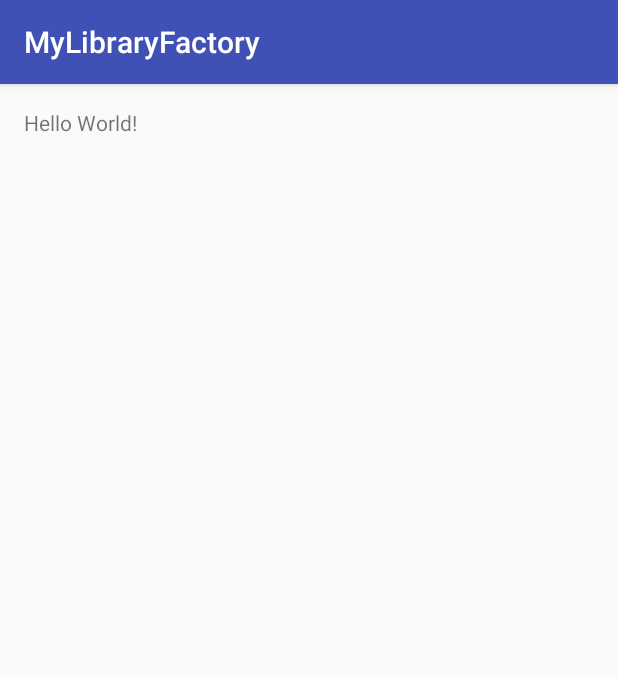
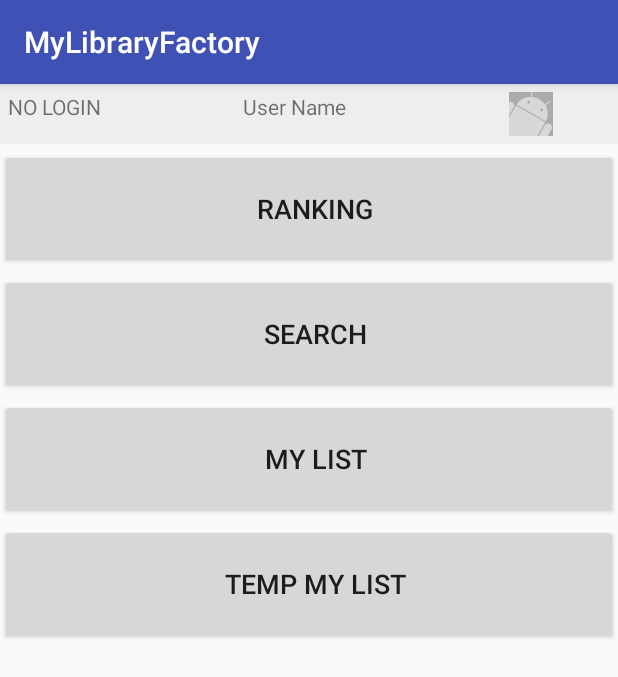
Before and after one commit to Seo-4d696b75/NicoAPILibrary, an Android app: the screen it shows after launch (TestActivity), on a phone screen of 412 x 824 dp. Shown: the top 677 px of the screen. Run offline under Robolectric (Android 15) with nearby library versions, the phone set to English and light mode, and no system bars.

```diff
--- a/MyLibraryFactory/app/src/main/AndroidManifest.xml
+++ b/MyLibraryFactory/app/src/main/AndroidManifest.xml
@@ -1,6 +1,8 @@
 <?xml version="1.0" encoding="utf-8"?>
 <manifest xmlns:android="http://schemas.android.com/apk/res/android"
     package="jp.ac.u_tokyo.kyoyo.seo.mylibraryfactory">
+
+    <uses-permission android:name="android.permission.INTERNET"/>
 
     <application
         android:allowBackup="true"
@@ -8,7 +10,8 @@
         android:label="@string/app_name"
         android:supportsRtl="true"
         android:theme="@style/AppTheme">
-        <activity android:name=".TestActivity">
+        <activity android:name=".TestActivity"
+            android:screenOrientation="portrait">
             <intent-filter>
                 <action android:name="android.intent.action.MAIN" />
 
--- a/MyLibraryFactory/app/src/main/res/layout/activity_test.xml
+++ b/MyLibraryFactory/app/src/main/res/layout/activity_test.xml
@@ -1,17 +1,95 @@
 <?xml version="1.0" encoding="utf-8"?>
-<RelativeLayout xmlns:android="http://schemas.android.com/apk/res/android"
+<LinearLayout xmlns:android="http://schemas.android.com/apk/res/android"
     xmlns:tools="http://schemas.android.com/tools"
-    android:id="@+id/activity_test"
+    android:id="@+id/menuRoot"
+    android:orientation="vertical"
     android:layout_width="match_parent"
-    android:layout_height="match_parent"
-    android:paddingBottom="@dimen/activity_vertical_margin"
-    android:paddingLeft="@dimen/activity_horizontal_margin"
-    android:paddingRight="@dimen/activity_horizontal_margin"
-    android:paddingTop="@dimen/activity_vertical_margin"
-    tools:context="jp.ac.u_tokyo.kyoyo.seo.mylibraryfactory.TestActivity">
+    android:layout_height="match_parent">
 
-    <TextView
-        android:layout_width="wrap_content"
-        android:layout_height="wrap_content"
-        android:text="Hello World!" />
-</RelativeLayout>
+    <LinearLayout
+        android:layout_width="match_parent"
+        android:layout_height="40dp"
+        android:orientation="horizontal"
+        android:background="#eeeeee"
+        android:padding="5dp"
+        android:layout_marginBottom="3dp">
+
+        <TextView
+            android:id="@+id/textViewLoginStatus"
+            android:text="NO LOGIN"
+            android:layout_width="wrap_content"
+            android:layout_height="match_parent"
+            android:layout_weight="4"/>
+
+        <TextView
+            android:id="@+id/textViewUserName"
+            android:layout_width="wrap_content"
+            android:layout_height="match_parent"
+            android:text="User Name"
+            android:layout_weight="3"/>
+
+        <ImageView
+            android:id="@+id/imageViewUser"
+            android:layout_width="wrap_content"
+            android:layout_height="match_parent"
+            android:src="@drawable/ic_contact_picture_2"
+            android:layout_weight="1"/>
+
+    </LinearLayout>
+
+    <ScrollView
+        android:layout_width="match_parent"
+        android:layout_height="match_parent">
+
+        <LinearLayout
+            android:layout_width="match_parent"
+            android:layout_height="wrap_content"
+            android:orientation="vertical">
+
+            <Button
+                android:id="@+id/buttonRanking"
+                android:text="Ranking"
+                android:paddingLeft="20dp"
+                android:gravity="center"
+                android:layout_width="match_parent"
+                android:textSize="18sp"
+                android:layout_marginBottom="3dp"
+                android:layout_height="80dp" />
+
+            <Button
+                android:id="@+id/buttonSearch"
+                android:text="Search"
+                android:paddingLeft="20dp"
+                android:gravity="center"
+                android:layout_width="match_parent"
+                android:textSize="18sp"
+                android:layout_marginBottom="3dp"
+                android:layout_height="80dp" />
+
+            <Button
+                android:id="@+id/buttonMyList"
+                android:text="My List"
+                android:paddingLeft="20dp"
+                android:gravity="center"
+                android:layout_width="match_parent"
+                android:textSize="18sp"
+                android:layout_marginBottom="3dp"
+                android:layout_height="80dp"/>
+
+            <Button
+                android:id="@+id/buttonTempMyList"
+                android:text="Temp My List"
+                android:paddingLeft="20dp"
+                android:gravity="center"
+                android:layout_width="match_parent"
+                android:textSize="18sp"
+                android:layout_marginBottom="3dp"
+                android:layout_height="80dp"/>
+
+        </LinearLayout>
+
+
+
+    </ScrollView>
+
+</LinearLayout>
```
Also changed, not shown: MyLibraryFactory/nicoapilib/src/main/java/jp/ac/u_tokyo/kyoyo/seo/nicoapilib/NicoClient.java (+6 -31 lines), MyLibraryFactory/nicoapilib/src/main/java/jp/ac/u_tokyo/kyoyo/seo/nicoapilib/NicoRanking.java (added, +327 -0 lines), MyLibraryFactory/app/src/main/res/drawable/ic_contact_picture_2.png (added), 1 other file.
